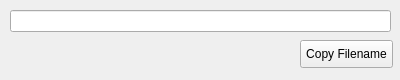
zflat/cad_util, file Utilities/CopyFileName/src/name_reporter_widget.ui: the form before one commit.
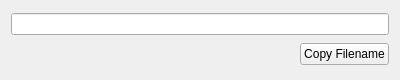
The form after the commit.

Commit message: better looking form

```diff
--- a/Utilities/CopyFileName/src/name_reporter_widget.ui
+++ b/Utilities/CopyFileName/src/name_reporter_widget.ui
@@ -13,44 +13,43 @@
   <property name="sizePolicy">
    <sizepolicy hsizetype="Expanding" vsizetype="Fixed">
     <horstretch>0</horstretch>
-    <verstretch>1</verstretch>
+    <verstretch>0</verstretch>
    </sizepolicy>
   </property>
   <property name="minimumSize">
    <size>
-    <width>0</width>
+    <width>400</width>
     <height>80</height>
    </size>
   </property>
   <property name="windowTitle">
    <string>Form</string>
   </property>
-  <widget class="QPushButton" name="pushButton">
-   <property name="geometry">
-    <rect>
-     <x>300</x>
-     <y>40</y>
-     <width>93</width>
-     <height>28</height>
-    </rect>
-   </property>
-   <property name="text">
-    <string>Copy Filename</string>
-   </property>
-  </widget>
+  <property name="styleSheet">
+   <string notr="true"/>
+  </property>
+  <layout class="QVBoxLayout" name="verticalLayout">
+   <item>
   <widget class="QLineEdit" name="lineEdit">
-   <property name="geometry">
-    <rect>
-     <x>10</x>
-     <y>10</y>
-     <width>381</width>
-     <height>22</height>
-    </rect>
-   </property>
    <property name="readOnly">
     <bool>true</bool>
    </property>
   </widget>
+   </item>
+   <item alignment="Qt::AlignRight">
+    <widget class="QPushButton" name="pushButton">
+     <property name="maximumSize">
+      <size>
+       <width>100</width>
+       <height>16777215</height>
+      </size>
+     </property>
+     <property name="text">
+      <string>Copy Filename</string>
+     </property>
+    </widget>
+   </item>
+  </layout>
  </widget>
  <resources/>
  <connections/>
```
Lines whose indentation alone changed are shown as unchanged. The commit also changes 1 other file.
